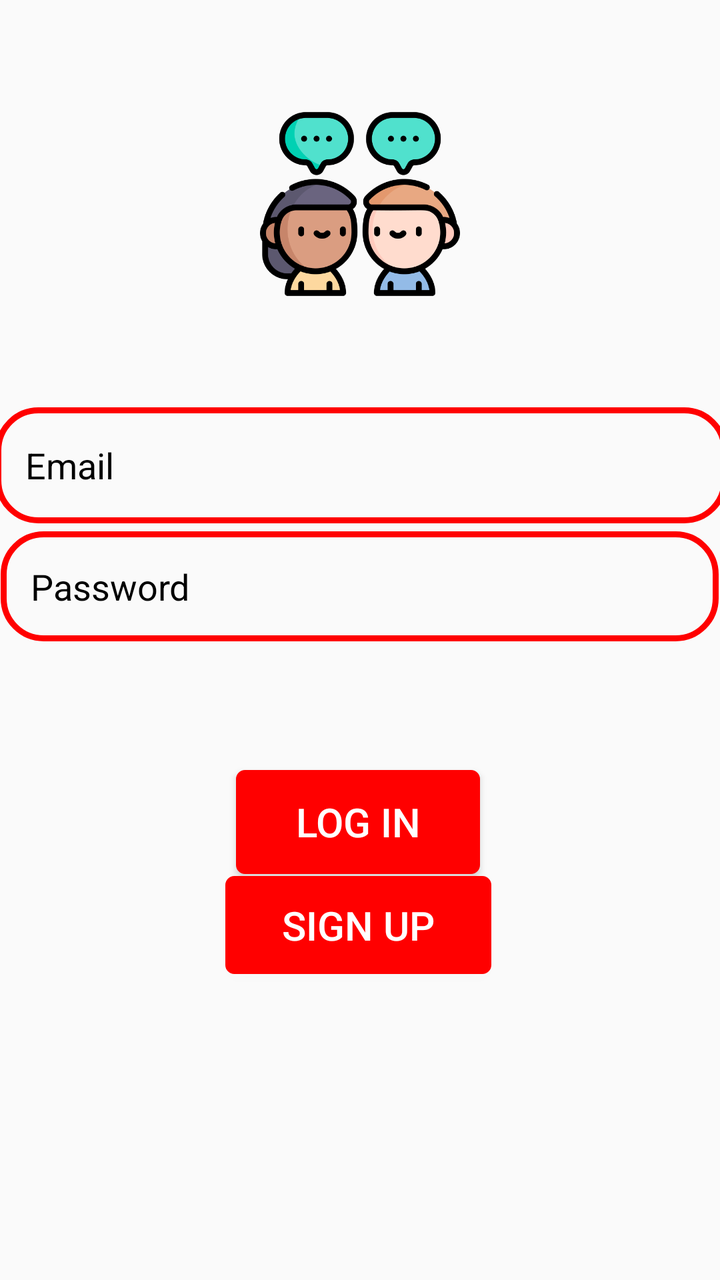
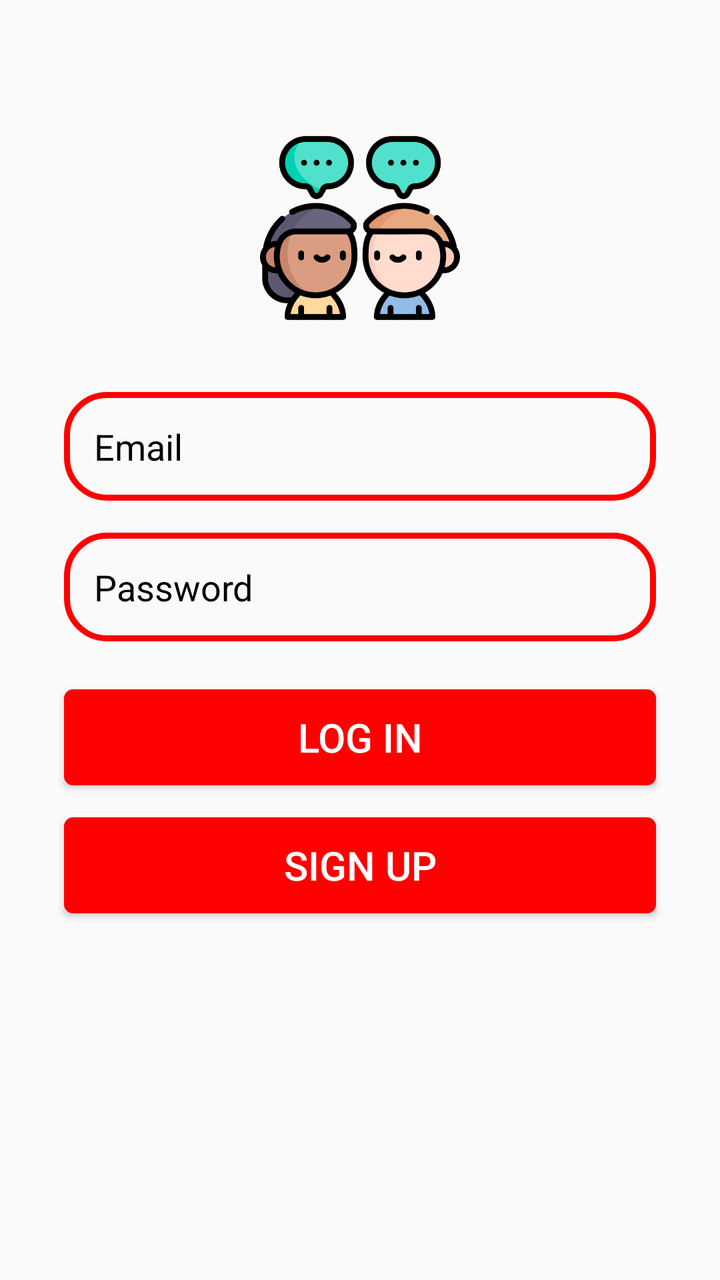

Screens rendered from an Android XML layout before and after an edit, with the pre-edit source and the edit as a unified diff.
<!-- AndroidManifest.xml: application theme Theme.ChatApp -->
<!-- res/layout/activity_login.xml -->
<?xml version="1.0" encoding="utf-8"?>
<androidx.constraintlayout.widget.ConstraintLayout xmlns:android="http://schemas.android.com/apk/res/android"
    xmlns:app="http://schemas.android.com/apk/res-auto"
    xmlns:tools="http://schemas.android.com/tools"
    android:layout_width="match_parent"
    android:layout_height="match_parent"
    tools:context=".Login">

    <EditText
        android:id="@+id/et_email"
        android:layout_width="366dp"
        android:layout_height="58dp"
        android:background="@drawable/edit_background"
        android:hint="Email"
        android:padding="15dp"
        android:textColorHint="@color/black"
        app:layout_constraintBottom_toBottomOf="parent"
        app:layout_constraintEnd_toEndOf="parent"
        app:layout_constraintHorizontal_bias="0.497"
        app:layout_constraintStart_toStartOf="parent"
        app:layout_constraintTop_toTopOf="parent"
        app:layout_constraintVertical_bias="0.35" />

    <EditText
        android:id="@+id/et_password"
        android:layout_width="359dp"
        android:layout_height="55dp"
        android:background="@drawable/edit_background"
        android:hint="Password"
        android:padding="15dp"
        android:textColorHint="@color/black"
        app:layout_constraintBottom_toBottomOf="parent"
        app:layout_constraintEnd_toEndOf="parent"
        app:layout_constraintHorizontal_bias="0.493"
        app:layout_constraintStart_toStartOf="parent"
        app:layout_constraintTop_toTopOf="parent"
        app:layout_constraintVertical_bias="0.454" />

    <Button
        android:id="@+id/btn_logIn"
        android:layout_width="122dp"
        android:layout_height="52dp"
        android:layout_margin="5dp"
        android:background="@drawable/btn_background"
        android:padding="10dp"
        android:text="Log In"
        android:textSize="20sp"
        app:layout_constraintBottom_toBottomOf="parent"
        app:layout_constraintEnd_toEndOf="@+id/et_password"
        app:layout_constraintHorizontal_bias="0.497"
        app:layout_constraintStart_toStartOf="@+id/et_password"
        app:layout_constraintTop_toBottomOf="@+id/et_password"
        app:layout_constraintVertical_bias="0.23"
        android:textColor="@color/white"/>

    <Button
        android:id="@+id/btn_signUp"
        android:layout_width="133dp"
        android:layout_height="49dp"
        android:layout_margin="5dp"
        android:background="@drawable/btn_background"
        android:padding="10dp"
        android:text="Sign Up"
        android:textSize="20sp"
        app:layout_constraintBottom_toBottomOf="parent"
        app:layout_constraintEnd_toEndOf="@+id/btn_logIn"
        app:layout_constraintStart_toStartOf="@+id/btn_logIn"
        app:layout_constraintTop_toBottomOf="@+id/et_password"
        app:layout_constraintVertical_bias="0.431"
        android:textColor="@color/white"/>

    <ImageView
        android:id="@+id/imageView2"
        android:layout_width="100dp"
        android:layout_height="100dp"
        app:layout_constraintBottom_toTopOf="@+id/et_email"
        app:layout_constraintEnd_toEndOf="parent"
        app:layout_constraintStart_toStartOf="parent"
        app:layout_constraintTop_toTopOf="parent"
        app:srcCompat="@drawable/talk" />

</androidx.constraintlayout.widget.ConstraintLayout>
<!-- resources referenced by this layout -->
<resources>
  <color name="black">#FF000000</color>
  <color name="white">#FFFFFFFF</color>
  <!-- drawable btn_background (drawable) -->
  <?xml version="1.0" encoding="utf-8"?>
  <shape xmlns:android="http://schemas.android.com/apk/res/android">
  <corners android:radius="4dp" />
      <solid android:color="@color/red"/>
      <stroke android:color="@color/red" android:width="1dp"/>
  </shape>
  <!-- drawable edit_background (drawable) -->
  <?xml version="1.0" encoding="utf-8"?>
  <shape xmlns:android="http://schemas.android.com/apk/res/android">
  <corners android:radius="20dp"/>
      <stroke android:color="@color/red" android:width="3dp"/>
  </shape>
  <!-- drawable talk: png bitmap (drawable, 46488 bytes) -->
  <style name="Theme.ChatApp" parent="Base.Theme.ChatApp" />
  <color name="red">#ff0000</color>
  <style name="Base.Theme.ChatApp" parent="Theme.AppCompat.DayNight.DarkActionBar">
          
          
      </style>
</resources>

<!-- the commit's change to res/layout/activity_login.xml (unified diff, before → after) -->
@@ -6,77 +6,68 @@
     android:layout_height="match_parent"
     tools:context=".Login">
 
-    <EditText
-        android:id="@+id/et_email"
-        android:layout_width="366dp"
-        android:layout_height="58dp"
-        android:background="@drawable/edit_background"
-        android:hint="Email"
-        android:padding="15dp"
-        android:textColorHint="@color/black"
-        app:layout_constraintBottom_toBottomOf="parent"
-        app:layout_constraintEnd_toEndOf="parent"
-        app:layout_constraintHorizontal_bias="0.497"
-        app:layout_constraintStart_toStartOf="parent"
-        app:layout_constraintTop_toTopOf="parent"
-        app:layout_constraintVertical_bias="0.35" />
-
-    <EditText
-        android:id="@+id/et_password"
-        android:layout_width="359dp"
-        android:layout_height="55dp"
-        android:background="@drawable/edit_background"
-        android:hint="Password"
-        android:padding="15dp"
-        android:textColorHint="@color/black"
-        app:layout_constraintBottom_toBottomOf="parent"
-        app:layout_constraintEnd_toEndOf="parent"
-        app:layout_constraintHorizontal_bias="0.493"
-        app:layout_constraintStart_toStartOf="parent"
-        app:layout_constraintTop_toTopOf="parent"
-        app:layout_constraintVertical_bias="0.454" />
-
-    <Button
-        android:id="@+id/btn_logIn"
-        android:layout_width="122dp"
-        android:layout_height="52dp"
-        android:layout_margin="5dp"
-        android:background="@drawable/btn_background"
-        android:padding="10dp"
-        android:text="Log In"
-        android:textSize="20sp"
-        app:layout_constraintBottom_toBottomOf="parent"
-        app:layout_constraintEnd_toEndOf="@+id/et_password"
-        app:layout_constraintHorizontal_bias="0.497"
-        app:layout_constraintStart_toStartOf="@+id/et_password"
-        app:layout_constraintTop_toBottomOf="@+id/et_password"
-        app:layout_constraintVertical_bias="0.23"
-        android:textColor="@color/white"/>
-
-    <Button
-        android:id="@+id/btn_signUp"
-        android:layout_width="133dp"
-        android:layout_height="49dp"
-        android:layout_margin="5dp"
-        android:background="@drawable/btn_background"
-        android:padding="10dp"
-        android:text="Sign Up"
-        android:textSize="20sp"
-        app:layout_constraintBottom_toBottomOf="parent"
-        app:layout_constraintEnd_toEndOf="@+id/btn_logIn"
-        app:layout_constraintStart_toStartOf="@+id/btn_logIn"
-        app:layout_constraintTop_toBottomOf="@+id/et_password"
-        app:layout_constraintVertical_bias="0.431"
-        android:textColor="@color/white"/>
-
     <ImageView
         android:id="@+id/imageView2"
         android:layout_width="100dp"
         android:layout_height="100dp"
-        app:layout_constraintBottom_toTopOf="@+id/et_email"
+        android:layout_marginTop="64dp"
         app:layout_constraintEnd_toEndOf="parent"
         app:layout_constraintStart_toStartOf="parent"
         app:layout_constraintTop_toTopOf="parent"
         app:srcCompat="@drawable/talk" />
 
+    <EditText
+        android:id="@+id/et_email"
+        android:layout_width="0dp"
+        android:layout_height="wrap_content"
+        android:layout_marginStart="32dp"
+        android:layout_marginTop="32dp"
+        android:layout_marginEnd="32dp"
+        android:background="@drawable/edit_background"
+        android:hint="Email"
+        android:padding="15dp"
+        android:textColorHint="@color/black"
+        app:layout_constraintEnd_toEndOf="parent"
+        app:layout_constraintStart_toStartOf="parent"
+        app:layout_constraintTop_toBottomOf="@+id/imageView2" />
+
+    <EditText
+        android:id="@+id/et_password"
+        android:layout_width="0dp"
+        android:layout_height="wrap_content"
+        android:layout_marginTop="16dp"
+        android:background="@drawable/edit_background"
+        android:hint="Password"
+        android:padding="15dp"
+        android:textColorHint="@color/black"
+        app:layout_constraintEnd_toEndOf="@+id/et_email"
+        app:layout_constraintStart_toStartOf="@+id/et_email"
+        app:layout_constraintTop_toBottomOf="@+id/et_email" />
+
+    <Button
+        android:id="@+id/btn_logIn"
+        android:layout_width="0dp"
+        android:layout_height="wrap_content"
+        android:layout_marginTop="24dp"
+        android:background="@drawable/btn_background"
+        android:text="Log In"
+        android:textColor="@color/white"
+        android:textSize="20sp"
+        app:layout_constraintEnd_toEndOf="@+id/et_password"
+        app:layout_constraintStart_toStartOf="@+id/et_password"
+        app:layout_constraintTop_toBottomOf="@+id/et_password" />
+
+    <Button
+        android:id="@+id/btn_signUp"
+        android:layout_width="0dp"
+        android:layout_height="wrap_content"
+        android:layout_marginTop="16dp"
+        android:background="@drawable/btn_background"
+        android:text="Sign Up"
+        android:textColor="@color/white"
+        android:textSize="20sp"
+        app:layout_constraintEnd_toEndOf="@+id/btn_logIn"
+        app:layout_constraintStart_toStartOf="@+id/btn_logIn"
+        app:layout_constraintTop_toBottomOf="@+id/btn_logIn" />
+
 </androidx.constraintlayout.widget.ConstraintLayout>
